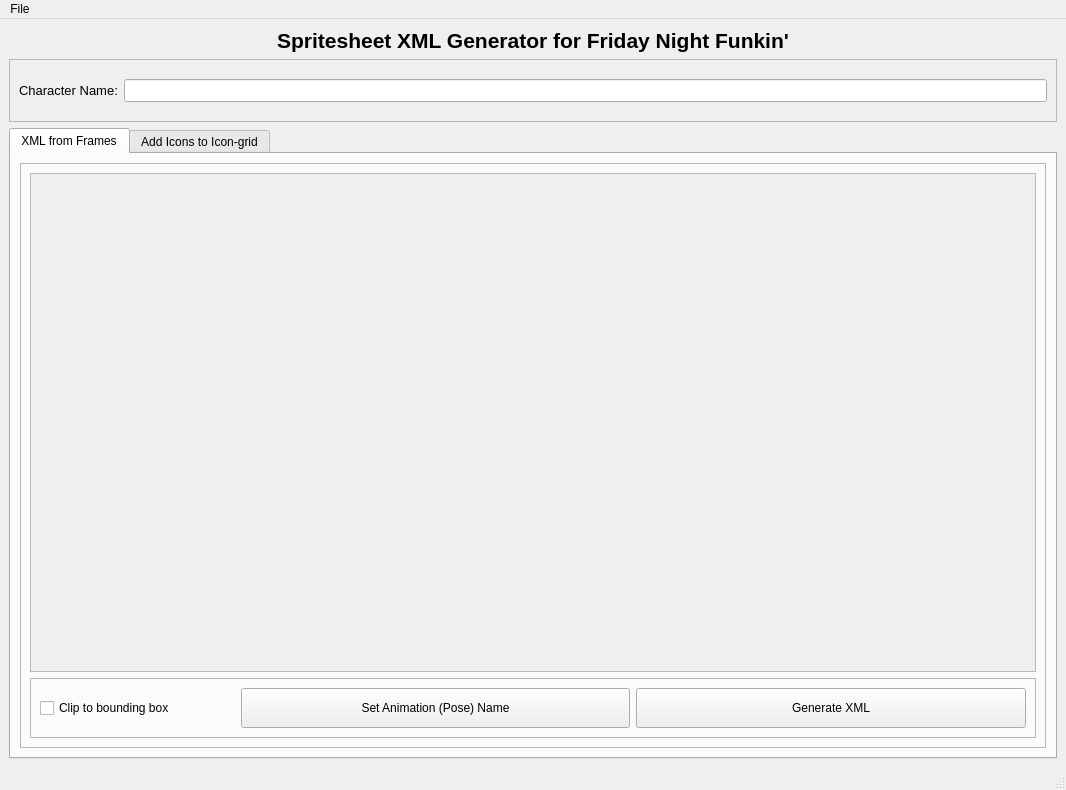
The window that NewXMLPngUI.ui (UncertainProd/FnF-Spritesheet-and-XML-Maker) describes before a commit, drawn with Qt 5.
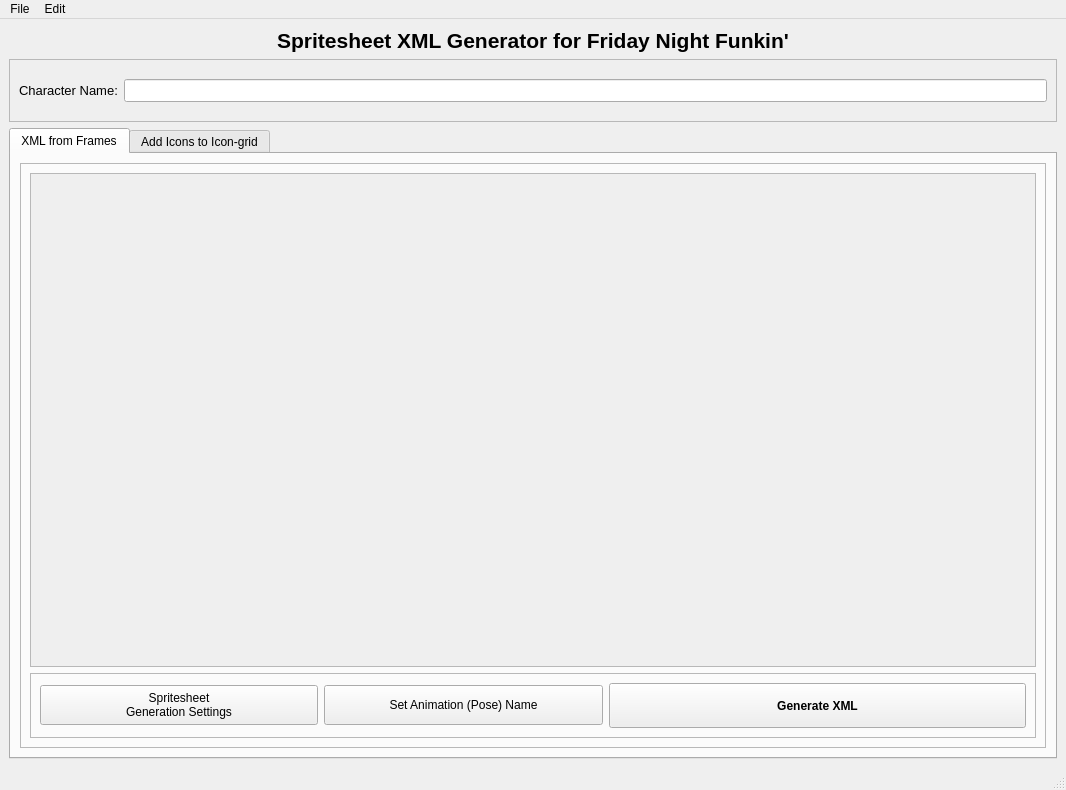
The same window after the commit.

Commit message: Loading screen for importing images

Patch:
```diff
--- a/NewXMLPngUI.ui
+++ b/NewXMLPngUI.ui
@@ -95,7 +95,7 @@
                 <x>0</x>
                 <y>0</y>
                 <width>990</width>
-                <height>461</height>
+                <height>456</height>
                </rect>
               </property>
              </widget>
@@ -109,11 +109,18 @@
              <property name="frameShadow">
               <enum>QFrame::Raised</enum>
              </property>
-             <layout class="QHBoxLayout" name="horizontalLayout_2" stretch="1,2,2">
+             <layout class="QHBoxLayout" name="horizontalLayout_2" stretch="2,2,3">
               <item>
-               <widget class="QCheckBox" name="cliptobbox_check">
+               <widget class="QPushButton" name="spsh_settings_btn">
+                <property name="minimumSize">
+                 <size>
+                  <width>0</width>
+                  <height>40</height>
+                 </size>
+                </property>
                 <property name="text">
-                 <string>Clip to bounding box</string>
+                 <string>Spritesheet
+Generation Settings</string>
                 </property>
                </widget>
               </item>
@@ -141,9 +148,15 @@
                 <property name="minimumSize">
                  <size>
                   <width>0</width>
-                  <height>40</height>
+                  <height>45</height>
                  </size>
                 </property>
+                <property name="font">
+                 <font>
+                  <weight>75</weight>
+                  <bold>true</bold>
+                 </font>
+                </property>
                 <property name="text">
                  <string>Generate XML</string>
                 </property>
@@ -324,7 +337,14 @@
     <addaction name="action_import_existing"/>
     <addaction name="actionImport_Images"/>
    </widget>
+   <widget class="QMenu" name="menuEdit">
+    <property name="title">
+     <string>Edit</string>
+    </property>
+    <addaction name="actionClear_Spritesheet_Grid"/>
+   </widget>
    <addaction name="menuFile"/>
+   <addaction name="menuEdit"/>
   </widget>
   <widget class="QStatusBar" name="statusbar"/>
   <action name="action_import_existing">
```
Left out of the diff: 5 changed lines with no effect on the pictures. The commit also changes 1 other file.
